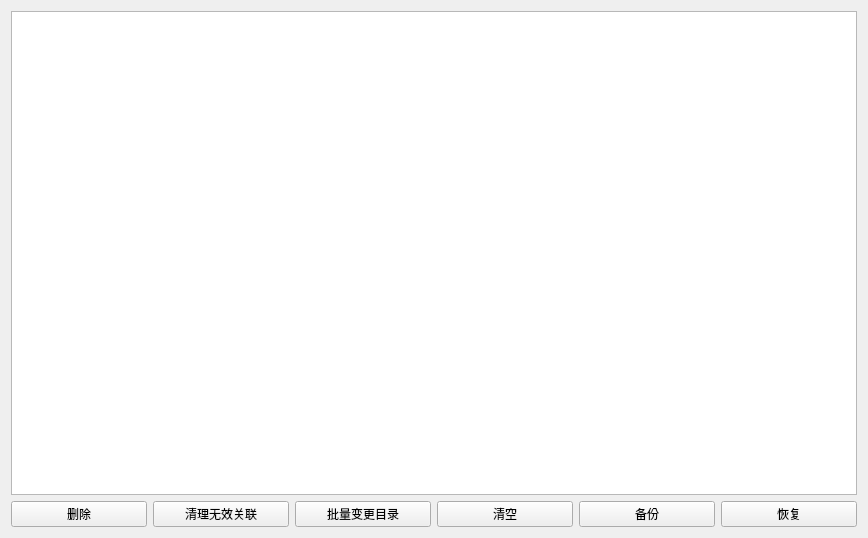
chenmozhijin/LDDC, file LDDC/ui/local_song_lyrics_db_manager/local_song_lyrics_db_manager.ui: the form before one commit.
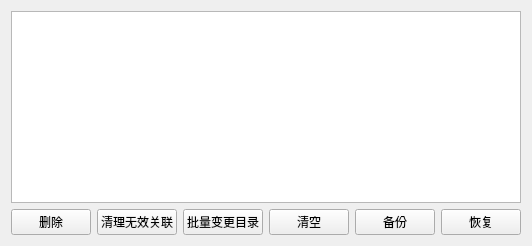
The form after the commit. Icons and pictures are not drawn. Custom widgets are drawn as their Qt base class.

```diff
--- a/LDDC/ui/local_song_lyrics_db_manager/local_song_lyrics_db_manager.ui
+++ b/LDDC/ui/local_song_lyrics_db_manager/local_song_lyrics_db_manager.ui
@@ -2,14 +2,6 @@
 <ui version="4.0">
  <class>LocalSongLyricsDBManager</class>
  <widget class="QWidget" name="LocalSongLyricsDBManager">
-  <property name="geometry">
-   <rect>
-    <x>0</x>
-    <y>0</y>
-    <width>868</width>
-    <height>538</height>
-   </rect>
-  </property>
   <property name="windowTitle">
    <string>歌词关联管理器</string>
   </property>
```
Left out of the diff: 2 changed lines with no effect on the pictures.
